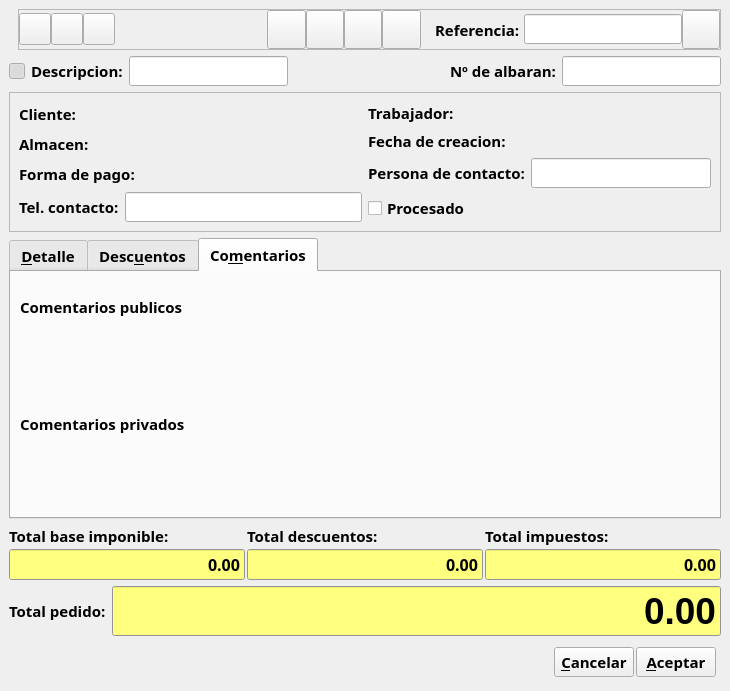
This is bulmages/bulmafact/src/albaranclientebase.ui in eboladev/Bulmages-1 as Qt 5 draws it before an edit. The edited form follows.
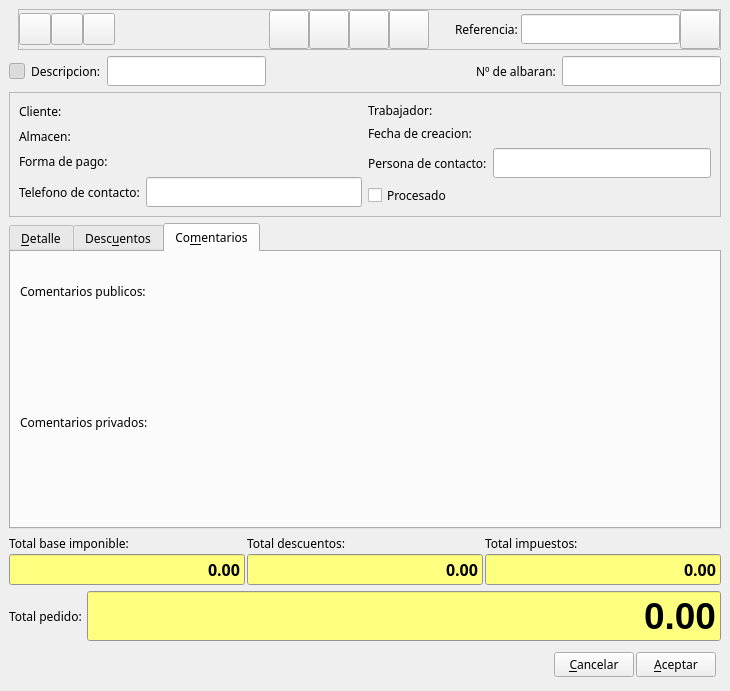
This is the edited form. The open tabs and pages were chosen to show the change. Icons and pictures are not drawn. Custom widgets are drawn as their Qt base class.

The edit to the form file:
```diff
--- a/bulmages/bulmafact/src/albaranclientebase.ui
+++ b/bulmages/bulmafact/src/albaranclientebase.ui
@@ -318,10 +318,10 @@
           <property name="font" >
            <font>
             <family>Sans Serif</family>
-            <pointsize>11</pointsize>
-            <weight>75</weight>
+            <pointsize>9</pointsize>
+            <weight>50</weight>
             <italic>false</italic>
-            <bold>true</bold>
+            <bold>false</bold>
             <underline>false</underline>
             <strikeout>false</strikeout>
            </font>
@@ -425,6 +425,17 @@
        </property>
        <item>
         <widget class="QLabel" name="textLabel1_2_2_3_3" >
+         <property name="font" >
+          <font>
+           <family>Sans Serif</family>
+           <pointsize>9</pointsize>
+           <weight>50</weight>
+           <italic>false</italic>
+           <bold>false</bold>
+           <underline>false</underline>
+           <strikeout>false</strikeout>
+          </font>
+         </property>
          <property name="text" >
           <string>Descripcion:</string>
          </property>
@@ -461,6 +472,17 @@
        </property>
        <item>
         <widget class="QLabel" name="textLabel1_2_2_3" >
+         <property name="font" >
+          <font>
+           <family>Sans Serif</family>
+           <pointsize>9</pointsize>
+           <weight>50</weight>
+           <italic>false</italic>
+           <bold>false</bold>
+           <underline>false</underline>
+           <strikeout>false</strikeout>
+          </font>
+         </property>
          <property name="text" >
           <string>Nº de albaran:</string>
          </property>
@@ -529,6 +551,17 @@
               <verstretch>0</verstretch>
              </sizepolicy>
             </property>
+            <property name="font" >
+             <font>
+              <family>Sans Serif</family>
+              <pointsize>9</pointsize>
+              <weight>50</weight>
+              <italic>false</italic>
+              <bold>false</bold>
+              <underline>false</underline>
+              <strikeout>false</strikeout>
+             </font>
+            </property>
             <property name="text" >
              <string>Cliente:</string>
             </property>
@@ -562,6 +595,17 @@
           </property>
           <item>
            <widget class="QLabel" name="textLabel1_3_2" >
+            <property name="font" >
+             <font>
+              <family>Sans Serif</family>
+              <pointsize>9</pointsize>
+              <weight>50</weight>
+              <italic>false</italic>
+              <bold>false</bold>
+              <underline>false</underline>
+              <strikeout>false</strikeout>
+             </font>
+            </property>
             <property name="midLineWidth" >
              <number>0</number>
             </property>
@@ -585,6 +629,17 @@
           </property>
           <item>
            <widget class="QLabel" name="textLabel1_3" >
+            <property name="font" >
+             <font>
+              <family>Sans Serif</family>
+              <pointsize>9</pointsize>
+              <weight>50</weight>
+              <italic>false</italic>
+              <bold>false</bold>
+              <underline>false</underline>
+              <strikeout>false</strikeout>
+             </font>
+            </property>
             <property name="text" >
              <string>Forma de pago:</string>
             </property>
@@ -605,8 +660,19 @@
           </property>
           <item>
            <widget class="QLabel" name="textLabel1_2_2_2_2" >
+            <property name="font" >
+             <font>
+              <family>Sans Serif</family>
+              <pointsize>9</pointsize>
+              <weight>50</weight>
+              <italic>false</italic>
+              <bold>false</bold>
+              <underline>false</underline>
+              <strikeout>false</strikeout>
+             </font>
+            </property>
             <property name="text" >
-             <string>Tel. contacto:</string>
+             <string>Telefono de contacto:</string>
             </property>
            </widget>
           </item>
@@ -643,6 +709,17 @@
               <verstretch>0</verstretch>
              </sizepolicy>
             </property>
+            <property name="font" >
+             <font>
+              <family>Sans Serif</family>
+              <pointsize>9</pointsize>
+              <weight>50</weight>
+              <italic>false</italic>
+              <bold>false</bold>
+              <underline>false</underline>
+              <strikeout>false</strikeout>
+             </font>
+            </property>
             <property name="text" >
              <string>Trabajador:</string>
             </property>
@@ -663,6 +740,17 @@
           </property>
           <item>
            <widget class="QLabel" name="textLabel1_2" >
+            <property name="font" >
+             <font>
+              <family>Sans Serif</family>
+              <pointsize>9</pointsize>
+              <weight>50</weight>
+              <italic>false</italic>
+              <bold>false</bold>
+              <underline>false</underline>
+              <strikeout>false</strikeout>
+             </font>
+            </property>
             <property name="text" >
              <string>Fecha de creacion:</string>
             </property>
@@ -683,6 +771,17 @@
           </property>
           <item>
            <widget class="QLabel" name="textLabel1_2_2_2" >
+            <property name="font" >
+             <font>
+              <family>Sans Serif</family>
+              <pointsize>9</pointsize>
+              <weight>50</weight>
+              <italic>false</italic>
+              <bold>false</bold>
+              <underline>false</underline>
+              <strikeout>false</strikeout>
+             </font>
+            </property>
             <property name="text" >
              <string>Persona de contacto:</string>
             </property>
@@ -695,6 +794,17 @@
         </item>
         <item>
          <widget class="QCheckBox" name="m_procesadoalbaran" >
+          <property name="font" >
+           <font>
+            <family>Sans Serif</family>
+            <pointsize>9</pointsize>
+            <weight>50</weight>
+            <italic>false</italic>
+            <bold>false</bold>
+            <underline>false</underline>
+            <strikeout>false</strikeout>
+           </font>
+          </property>
           <property name="text" >
            <string>Procesado</string>
           </property>
@@ -707,6 +817,17 @@
    </item>
    <item>
     <widget class="QTabWidget" name="discounts" >
+     <property name="font" >
+      <font>
+       <family>Sans Serif</family>
+       <pointsize>9</pointsize>
+       <weight>50</weight>
+       <italic>false</italic>
+       <bold>false</bold>
+       <underline>false</underline>
+       <strikeout>false</strikeout>
+      </font>
+     </property>
      <widget class="QWidget" name="tab" >
       <attribute name="title" >
        <string>&amp;Detalle</string>
@@ -769,7 +890,7 @@
            <item>
             <widget class="QLabel" name="textLabel1_6_2" >
              <property name="text" >
-              <string>Comentarios publicos</string>
+              <string>Comentarios publicos:</string>
              </property>
             </widget>
            </item>
@@ -805,7 +926,7 @@
            <item>
             <widget class="QLabel" name="textLabel1_6" >
              <property name="text" >
-              <string>Comentarios privados</string>
+              <string>Comentarios privados:</string>
              </property>
             </widget>
            </item>
@@ -862,6 +983,17 @@
            <verstretch>0</verstretch>
           </sizepolicy>
          </property>
+         <property name="font" >
+          <font>
+           <family>Sans Serif</family>
+           <pointsize>9</pointsize>
+           <weight>50</weight>
+           <italic>false</italic>
+           <bold>false</bold>
+           <underline>false</underline>
+           <strikeout>false</strikeout>
+          </font>
+         </property>
          <property name="text" >
           <string>Total base imponible:</string>
          </property>
@@ -1173,6 +1305,17 @@
            <verstretch>0</verstretch>
           </sizepolicy>
          </property>
+         <property name="font" >
+          <font>
+           <family>Sans Serif</family>
+           <pointsize>9</pointsize>
+           <weight>50</weight>
+           <italic>false</italic>
+           <bold>false</bold>
+           <underline>false</underline>
+           <strikeout>false</strikeout>
+          </font>
+         </property>
          <property name="text" >
           <string>Total descuentos:</string>
          </property>
@@ -1484,6 +1627,17 @@
            <verstretch>0</verstretch>
           </sizepolicy>
          </property>
+         <property name="font" >
+          <font>
+           <family>Sans Serif</family>
+           <pointsize>9</pointsize>
+           <weight>50</weight>
+           <italic>false</italic>
+           <bold>false</bold>
+           <underline>false</underline>
+           <strikeout>false</strikeout>
+          </font>
+         </property>
          <property name="text" >
           <string>Total impuestos:</string>
          </property>
@@ -1797,6 +1951,17 @@
          <verstretch>0</verstretch>
         </sizepolicy>
        </property>
+       <property name="font" >
+        <font>
+         <family>Sans Serif</family>
+         <pointsize>9</pointsize>
+         <weight>50</weight>
+         <italic>false</italic>
+         <bold>false</bold>
+         <underline>false</underline>
+         <strikeout>false</strikeout>
+        </font>
+       </property>
        <property name="text" >
         <string>Total pedido: </string>
        </property>
@@ -2116,6 +2281,17 @@
      </item>
      <item>
       <widget class="QPushButton" name="mui_cancelar" >
+       <property name="font" >
+        <font>
+         <family>Sans Serif</family>
+         <pointsize>9</pointsize>
+         <weight>50</weight>
+         <italic>false</italic>
+         <bold>false</bold>
+         <underline>false</underline>
+         <strikeout>false</strikeout>
+        </font>
+       </property>
        <property name="text" >
         <string>&amp;Cancelar</string>
        </property>
@@ -2123,6 +2299,17 @@
      </item>
      <item>
       <widget class="QPushButton" name="mui_aceptar" >
+       <property name="font" >
+        <font>
+         <family>Sans Serif</family>
+         <pointsize>9</pointsize>
+         <weight>50</weight>
+         <italic>false</italic>
+         <bold>false</bold>
+         <underline>false</underline>
+         <strikeout>false</strikeout>
+        </font>
+       </property>
        <property name="text" >
         <string>&amp;Aceptar</string>
        </property>
@@ -2135,20 +2322,6 @@
  <layoutdefault spacing="2" margin="2" />
  <pixmapfunction></pixmapfunction>
  <customwidgets>
-  <customwidget>
-   <class>BusquedaCliente</class>
-   <extends></extends>
-   <header>busquedacliente.h</header>
-   <container>0</container>
-   <pixmap></pixmap>
-  </customwidget>
-  <customwidget>
-   <class>BusquedaAlmacen</class>
-   <extends></extends>
-   <header>busquedaalmacen.h</header>
-   <container>0</container>
-   <pixmap></pixmap>
-  </customwidget>
   <customwidget>
    <class>BusquedaTrabajador</class>
    <extends></extends>
@@ -2177,13 +2350,6 @@
    <container>0</container>
    <pixmap></pixmap>
   </customwidget>
-  <customwidget>
-   <class>Q3TextEdit</class>
-   <extends></extends>
-   <header>q3textedit.h</header>
-   <container>0</container>
-   <pixmap></pixmap>
-  </customwidget>
   <customwidget>
    <class>BusquedaFecha</class>
    <extends></extends>
@@ -2191,6 +2357,27 @@
    <container>0</container>
    <pixmap></pixmap>
   </customwidget>
+  <customwidget>
+   <class>BusquedaCliente</class>
+   <extends></extends>
+   <header>busquedacliente.h</header>
+   <container>0</container>
+   <pixmap></pixmap>
+  </customwidget>
+  <customwidget>
+   <class>Q3TextEdit</class>
+   <extends></extends>
+   <header>q3textedit.h</header>
+   <container>0</container>
+   <pixmap></pixmap>
+  </customwidget>
+  <customwidget>
+   <class>BusquedaAlmacen</class>
+   <extends></extends>
+   <header>busquedaalmacen.h</header>
+   <container>0</container>
+   <pixmap></pixmap>
+  </customwidget>
  </customwidgets>
  <resources>
   <include location="../../bulmages-recursos-graficos.qrc" />
```
Left out of the diff: 2 changed lines with no effect on the pictures.
